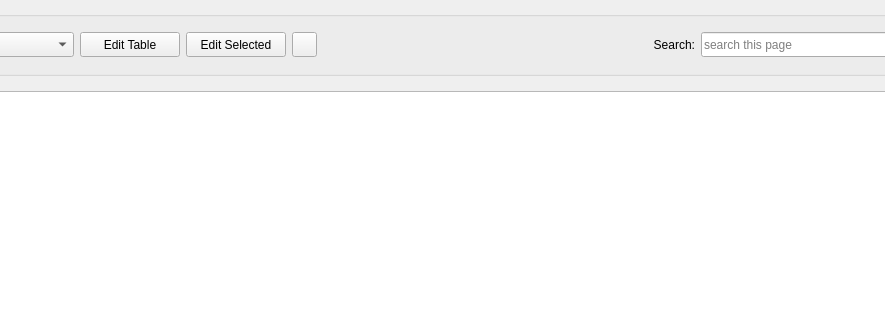
kathrynmetcalf/GeoCORK, file ui/DisplayTables.ui: the form before one commit; both pictures show x 149 to 1034 and y 0 to 320 of the 1203 by 678 pixel window.
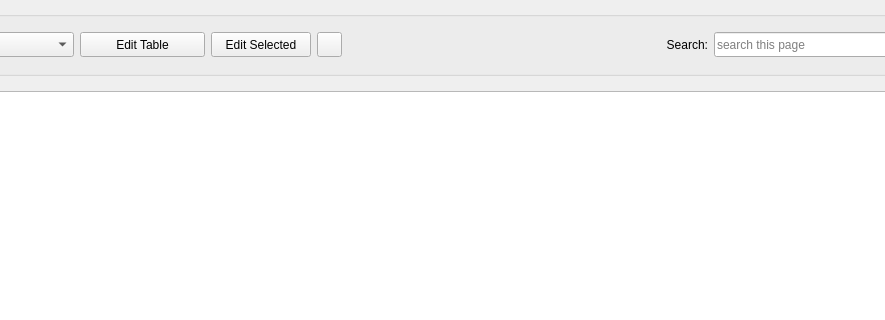
The form after the commit.

What changed in the file:
```diff
--- a/ui/DisplayTables.ui
+++ b/ui/DisplayTables.ui
@@ -67,7 +67,7 @@
         </property>
         <property name="minimumSize">
          <size>
-          <width>100</width>
+          <width>125</width>
           <height>25</height>
          </size>
         </property>
```
